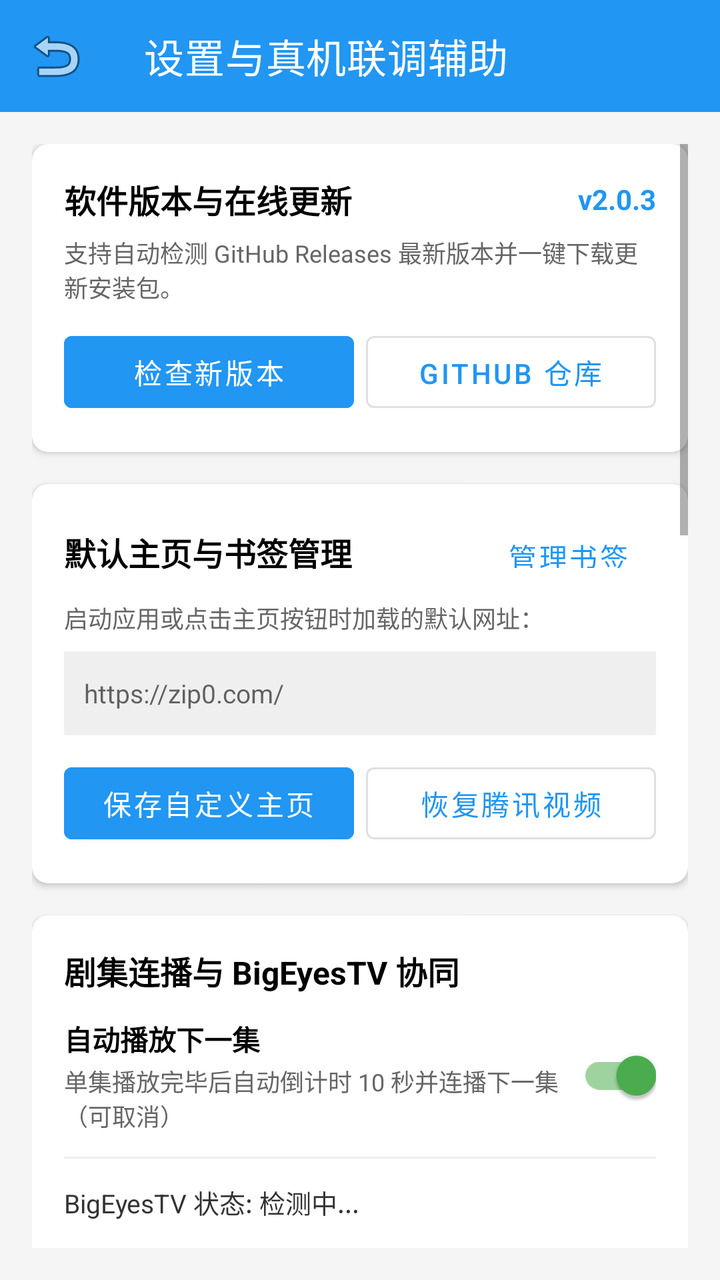
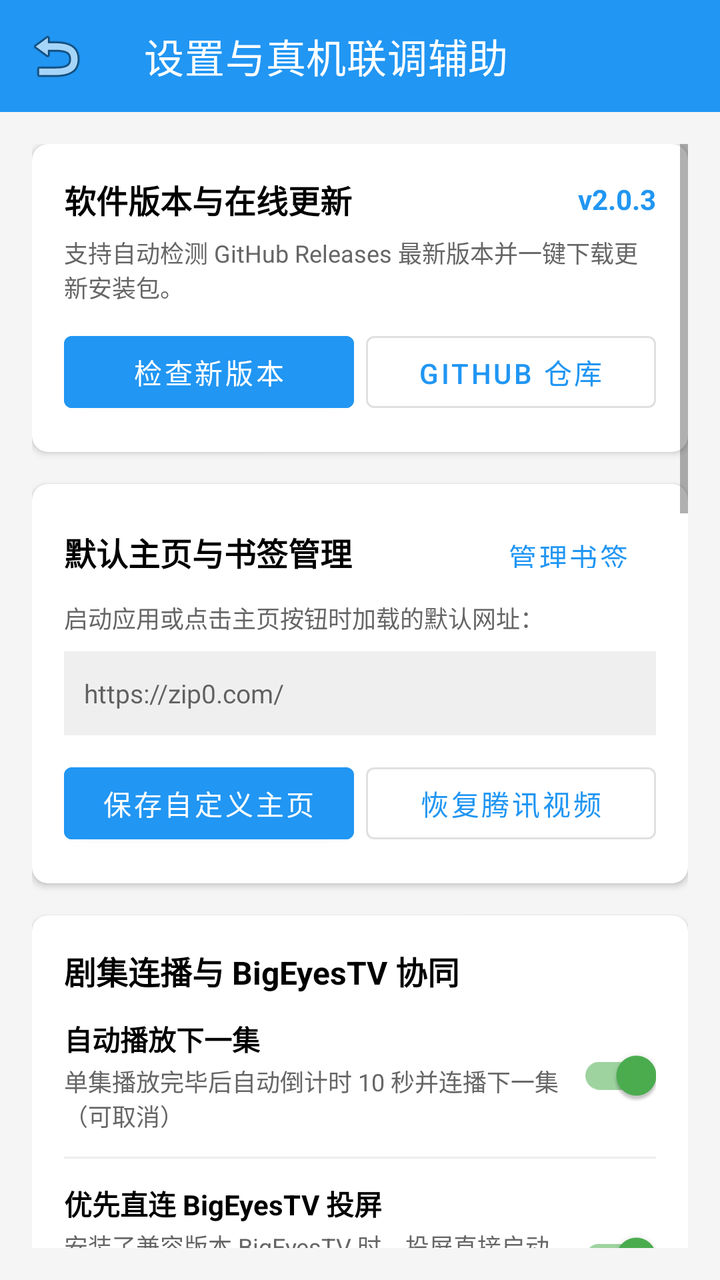

An Android layout rendered at two revisions. The XML below is the earlier revision; the diff shows what the commit changed to produce the second picture.
<!-- AndroidManifest.xml: application theme Theme.BigEyes -->
<!-- res/layout/activity_settings.xml -->
<?xml version="1.0" encoding="utf-8"?>
<LinearLayout xmlns:android="http://schemas.android.com/apk/res/android"
    xmlns:app="http://schemas.android.com/apk/res-auto"
    android:layout_width="match_parent"
    android:layout_height="match_parent"
    android:orientation="vertical"
    android:background="#F5F5F5">

    <com.google.android.material.appbar.MaterialToolbar
        android:id="@+id/toolbar"
        android:layout_width="match_parent"
        android:layout_height="?attr/actionBarSize"
        android:background="@color/brand_primary"
        app:title="设置与真机联调辅助"
        app:titleTextColor="@color/white"
        app:navigationIcon="@android:drawable/ic_menu_revert" />

    <ScrollView
        android:layout_width="match_parent"
        android:layout_height="match_parent"
        android:padding="16dp">

        <LinearLayout
            android:layout_width="match_parent"
            android:layout_height="wrap_content"
            android:orientation="vertical">

            
            <androidx.cardview.widget.CardView
                android:layout_width="match_parent"
                android:layout_height="wrap_content"
                app:cardCornerRadius="8dp"
                app:cardElevation="2dp"
                android:layout_marginBottom="16dp">

                <LinearLayout
                    android:layout_width="match_parent"
                    android:layout_height="wrap_content"
                    android:orientation="vertical"
                    android:padding="16dp">

                    <LinearLayout
                        android:layout_width="match_parent"
                        android:layout_height="wrap_content"
                        android:orientation="horizontal"
                        android:gravity="center_vertical">

                        <TextView
                            android:layout_width="0dp"
                            android:layout_height="wrap_content"
                            android:layout_weight="1"
                            android:text="软件版本与在线更新"
                            android:textStyle="bold"
                            android:textSize="16sp"
                            android:textColor="@color/black" />

                        <TextView
                            android:id="@+id/tv_app_version"
                            android:layout_width="wrap_content"
                            android:layout_height="wrap_content"
                            android:text="v2.0.3"
                            android:textColor="@color/brand_primary"
                            android:textStyle="bold"
                            android:textSize="14sp" />
                    </LinearLayout>

                    <TextView
                        android:id="@+id/tv_update_status"
                        android:layout_width="match_parent"
                        android:layout_height="wrap_content"
                        android:text="支持自动检测 GitHub Releases 最新版本并一键下载更新安装包。"
                        android:textColor="#666666"
                        android:textSize="12sp"
                        android:layout_marginTop="6dp" />

                    <LinearLayout
                        android:layout_width="match_parent"
                        android:layout_height="wrap_content"
                        android:orientation="horizontal"
                        android:layout_marginTop="10dp">

                        <Button
                            android:id="@+id/btn_check_update"
                            android:layout_width="0dp"
                            android:layout_height="wrap_content"
                            android:layout_weight="1"
                            android:text="检查新版本"
                            android:backgroundTint="@color/brand_primary"
                            android:layout_marginEnd="6dp" />

                        <Button
                            android:id="@+id/btn_open_github"
                            android:layout_width="0dp"
                            android:layout_height="wrap_content"
                            android:layout_weight="1"
                            android:text="GitHub 仓库"
                            style="@style/Widget.MaterialComponents.Button.OutlinedButton" />
                    </LinearLayout>

                </LinearLayout>
            </androidx.cardview.widget.CardView>

            
            <androidx.cardview.widget.CardView
                android:layout_width="match_parent"
                android:layout_height="wrap_content"
                app:cardCornerRadius="8dp"
                app:cardElevation="2dp"
                android:layout_marginBottom="16dp">

                <LinearLayout
                    android:layout_width="match_parent"
                    android:layout_height="wrap_content"
                    android:orientation="vertical"
                    android:padding="16dp">

                    <LinearLayout
                        android:layout_width="match_parent"
                        android:layout_height="wrap_content"
                        android:orientation="horizontal"
                        android:gravity="center_vertical">

                        <TextView
                            android:layout_width="0dp"
                            android:layout_height="wrap_content"
                            android:layout_weight="1"
                            android:text="默认主页与书签管理"
                            android:textStyle="bold"
                            android:textSize="16sp"
                            android:textColor="@color/black" />

                        <Button
                            android:id="@+id/btn_manage_bookmarks_in_settings"
                            android:layout_width="wrap_content"
                            android:layout_height="36dp"
                            android:text="管理书签"
                            style="@style/Widget.MaterialComponents.Button.TextButton" />
                    </LinearLayout>

                    <TextView
                        android:layout_width="match_parent"
                        android:layout_height="wrap_content"
                        android:text="启动应用或点击主页按钮时加载的默认网址："
                        android:textColor="#666666"
                        android:textSize="12sp"
                        android:layout_marginTop="6dp" />

                    <EditText
                        android:id="@+id/et_homepage_url"
                        android:layout_width="match_parent"
                        android:layout_height="42dp"
                        android:hint="https://zip0.com/"
                        android:textSize="13sp"
                        android:inputType="textUri"
                        android:singleLine="true"
                        android:background="#EFEFEF"
                        android:paddingHorizontal="10dp"
                        android:layout_marginTop="8dp" />

                    <LinearLayout
                        android:layout_width="match_parent"
                        android:layout_height="wrap_content"
                        android:orientation="horizontal"
                        android:layout_marginTop="10dp">

                        <Button
                            android:id="@+id/btn_save_homepage"
                            android:layout_width="0dp"
                            android:layout_height="wrap_content"
                            android:layout_weight="1"
                            android:text="保存自定义主页"
                            android:backgroundTint="@color/brand_primary"
                            android:layout_marginEnd="6dp" />

                        <Button
                            android:id="@+id/btn_reset_homepage"
                            android:layout_width="0dp"
                            android:layout_height="wrap_content"
                            android:layout_weight="1"
                            android:text="恢复腾讯视频"
                            style="@style/Widget.MaterialComponents.Button.OutlinedButton" />
                    </LinearLayout>

                </LinearLayout>
            </androidx.cardview.widget.CardView>

            
            <androidx.cardview.widget.CardView
                android:layout_width="match_parent"
                android:layout_height="wrap_content"
                app:cardCornerRadius="8dp"
                app:cardElevation="2dp"
                android:layout_marginBottom="16dp">

                <LinearLayout
                    android:layout_width="match_parent"
                    android:layout_height="wrap_content"
                    android:orientation="vertical"
                    android:padding="16dp">

                    <TextView
                        android:layout_width="wrap_content"
                        android:layout_height="wrap_content"
                        android:text="剧集连播与 BigEyesTV 协同"
                        android:textStyle="bold"
                        android:textSize="16sp"
                        android:textColor="@color/black" />

                    
                    <LinearLayout
                        android:layout_width="match_parent"
                        android:layout_height="wrap_content"
                        android:orientation="horizontal"
                        android:gravity="center_vertical"
                        android:layout_marginTop="12dp">

                        <LinearLayout
                            android:layout_width="0dp"
                            android:layout_height="wrap_content"
                            android:layout_weight="1"
                            android:orientation="vertical">

                            <TextView
                                android:layout_width="wrap_content"
                                android:layout_height="wrap_content"
                                android:text="自动播放下一集"
                                android:textStyle="bold"
                                android:textColor="@color/black"
                                android:textSize="14sp" />

                            <TextView
                                android:layout_width="wrap_content"
                                android:layout_height="wrap_content"
                                android:text="单集播放完毕后自动倒计时 10 秒并连播下一集（可取消）"
                                android:textColor="#666666"
                                android:textSize="12sp"
                                android:layout_marginTop="2dp" />
                        </LinearLayout>

                        <com.google.android.material.switchmaterial.SwitchMaterial
                            android:id="@+id/switch_auto_play_next"
                            android:layout_width="wrap_content"
                            android:layout_height="wrap_content"
                            android:checked="true" />
                    </LinearLayout>

                    <View
                        android:layout_width="match_parent"
                        android:layout_height="1dp"
                        android:background="#EEEEEE"
                        android:layout_marginVertical="12dp" />

                    
                    <TextView
                        android:id="@+id/tv_bigeyes_tv_status"
                        android:layout_width="match_parent"
                        android:layout_height="wrap_content"
                        android:text="BigEyesTV 状态: 检测中..."
                        android:textColor="#333333"
                        android:textSize="13sp" />

                    <LinearLayout
                        android:layout_width="match_parent"
                        android:layout_height="wrap_content"
                        android:orientation="horizontal"
                        android:layout_marginTop="8dp">

                        <Button
                            android:id="@+id/btn_test_bigeyes_tv"
                            android:layout_width="0dp"
                            android:layout_height="wrap_content"
                            android:layout_weight="1"
                            android:text="启动 BigEyesTV"
                            style="@style/Widget.MaterialComponents.Button.OutlinedButton"
                            android:layout_marginEnd="6dp" />

                        <Button
                            android:id="@+id/btn_clear_history"
                            android:layout_width="0dp"
                            android:layout_height="wrap_content"
                            android:layout_weight="1"
                            android:text="清空播放历史"
                            style="@style/Widget.MaterialComponents.Button.TextButton"
                            android:textColor="#FF5252" />
                    </LinearLayout>

                </LinearLayout>
            </androidx.cardview.widget.CardView>

            
            <androidx.cardview.widget.CardView
                android:layout_width="match_parent"
                android:layout_height="wrap_content"
                app:cardCornerRadius="8dp"
                app:cardElevation="2dp"
                android:layout_marginBottom="16dp">

                <LinearLayout
                    android:layout_width="match_parent"
                    android:layout_height="wrap_content"
                    android:orientation="vertical"
                    android:padding="16dp">

                    <TextView
                        android:layout_width="wrap_content"
                        android:layout_height="wrap_content"
                        android:text="① 本地代理服务 (VLC 联调专用)"
                        android:textStyle="bold"
                        android:textSize="16sp"
                        android:textColor="@color/black" />

                    <TextView
                        android:id="@+id/tv_local_server_info"
                        android:layout_width="match_parent"
                        android:layout_height="wrap_content"
                        android:text="本机局域网 IP: 获取中...\n内嵌代理端口: 8765\n代理根地址: http://127.0.0.1:8765"
                        android:textColor="#333333"
                        android:textSize="13sp"
                        android:layout_marginTop="6dp" />

                    <TextView
                        android:id="@+id/tv_vlc_m3u8_url"
                        android:layout_width="match_parent"
                        android:layout_height="wrap_content"
                        android:text="VLC 播放地址: (请先在浏览器中嗅探并播放视频)"
                        android:textColor="@color/brand_primary"
                        android:textStyle="bold"
                        android:textSize="12sp"
                        android:background="#E8F0FE"
                        android:padding="8dp"
                        android:layout_marginTop="8dp" />

                    <LinearLayout
                        android:layout_width="match_parent"
                        android:layout_height="wrap_content"
                        android:orientation="horizontal"
                        android:layout_marginTop="10dp">

                        <Button
                            android:id="@+id/btn_copy_vlc_url"
                            android:layout_width="0dp"
                            android:layout_height="wrap_content"
                            android:layout_weight="1"
                            android:text="复制 VLC 播放地址"
                            android:backgroundTint="@color/brand_primary"
                            android:layout_marginEnd="6dp" />

                        <Button
                            android:id="@+id/btn_copy_base_url"
                            android:layout_width="0dp"
                            android:layout_height="wrap_content"
                            android:layout_weight="1"
                            android:text="复制 IP:Port 前缀"
                            style="@style/Widget.MaterialComponents.Button.OutlinedButton" />
                    </LinearLayout>

                </LinearLayout>
            </androidx.cardview.widget.CardView>

            
            <androidx.cardview.widget.CardView
                android:layout_width="match_parent"
                android:layout_height="wrap_content"
                app:cardCornerRadius="8dp"
                app:cardElevation="2dp"
                android:layout_marginBottom="16dp">

                <LinearLayout
                    android:layout_width="match_parent"
                    android:layout_height="wrap_content"
                    android:orientation="vertical"
                    android:padding="16dp">

                    <TextView
                        android:layout_width="wrap_content"
                        android:layout_height="wrap_content"
                        android:text="② 最近一次嗅探候选与防盗链 Header"
                        android:textStyle="bold"
                        android:textSize="16sp"
                        android:textColor="@color/black" />

                    <TextView
                        android:id="@+id/tv_candidate_details"
                        android:layout_width="match_parent"
                        android:layout_height="wrap_content"
                        android:textSize="12sp"
                        android:typeface="monospace"
                        android:background="#F8F9FA"
                        android:padding="8dp"
                        android:layout_marginTop="8dp"
                        android:textColor="#222222"
                        android:text="暂无嗅探候选。在浏览器中播放视频后，此处将自动展示完整的 StreamID、原始 URL 及 Referer/UA/Cookie 上下文。" />

                    <LinearLayout
                        android:layout_width="match_parent"
                        android:layout_height="wrap_content"
                        android:orientation="horizontal"
                        android:layout_marginTop="10dp">

                        <Button
                            android:id="@+id/btn_copy_orig_url"
                            android:layout_width="0dp"
                            android:layout_height="wrap_content"
                            android:layout_weight="1"
                            android:text="复制原始 M3U8"
                            style="@style/Widget.MaterialComponents.Button.OutlinedButton"
                            android:layout_marginEnd="6dp" />

                        <Button
                            android:id="@+id/btn_copy_all_candidate_info"
                            android:layout_width="0dp"
                            android:layout_height="wrap_content"
                            android:layout_weight="1"
                            android:text="复制完整抓包参数"
                            style="@style/Widget.MaterialComponents.Button.OutlinedButton" />
                    </LinearLayout>

                </LinearLayout>
            </androidx.cardview.widget.CardView>

            
            <androidx.cardview.widget.CardView
                android:layout_width="match_parent"
                android:layout_height="wrap_content"
                app:cardCornerRadius="8dp"
                app:cardElevation="2dp"
                android:layout_marginBottom="16dp">

                <LinearLayout
                    android:layout_width="match_parent"
                    android:layout_height="wrap_content"
                    android:orientation="vertical"
                    android:padding="16dp">

                    <LinearLayout
                        android:layout_width="match_parent"
                        android:layout_height="wrap_content"
                        android:orientation="horizontal"
                        android:gravity="center_vertical">

                        <TextView
                            android:layout_width="0dp"
                            android:layout_height="wrap_content"
                            android:layout_weight="1"
                            android:text="③ 局域网 DLNA 设备扫描 (Kodi/电视)"
                            android:textStyle="bold"
                            android:textSize="16sp"
                            android:textColor="@color/black" />

                        <Button
                            android:id="@+id/btn_add_manual_device"
                            android:layout_width="wrap_content"
                            android:layout_height="36dp"
                            android:text="手动添加"
                            style="@style/Widget.MaterialComponents.Button.TextButton"
                            android:layout_marginEnd="4dp" />

                        <Button
                            android:id="@+id/btn_rescan_dlna"
                            android:layout_width="wrap_content"
                            android:layout_height="36dp"
                            android:text="立即扫描"
                            style="@style/Widget.MaterialComponents.Button.TextButton" />
                    </LinearLayout>

                    <TextView
                        android:id="@+id/tv_dlna_device_list"
                        android:layout_width="match_parent"
                        android:layout_height="wrap_content"
                        android:textSize="12sp"
                        android:typeface="monospace"
                        android:background="#F8F9FA"
                        android:padding="8dp"
                        android:layout_marginTop="8dp"
                        android:textColor="#333333"
                        android:text="点击“立即扫描”或等待后台定时探测局域网内开机的电视/Kodi 设备..." />

                </LinearLayout>
            </androidx.cardview.widget.CardView>

            
            <androidx.cardview.widget.CardView
                android:layout_width="match_parent"
                android:layout_height="wrap_content"
                app:cardCornerRadius="8dp"
                app:cardElevation="2dp"
                android:layout_marginBottom="16dp">

                <LinearLayout
                    android:layout_width="match_parent"
                    android:layout_height="wrap_content"
                    android:orientation="vertical"
                    android:padding="16dp">

                    <TextView
                        android:layout_width="wrap_content"
                        android:layout_height="wrap_content"
                        android:text="④ 锁屏与后台保活保障"
                        android:textStyle="bold"
                        android:textSize="16sp"
                        android:textColor="@color/black" />

                    <TextView
                        android:layout_width="wrap_content"
                        android:layout_height="wrap_content"
                        android:text="BigEyes 投屏期间自动维持 15 分钟动态滑动 WakeLock 并随分片请求自动续期，30 分钟无活动自动释放。建议开启后台无限制白名单以防电视断流。"
                        android:textColor="#666666"
                        android:textSize="12sp"
                        android:layout_marginTop="4dp" />

                    <Button
                        android:id="@+id/btn_ignore_battery"
                        android:layout_width="match_parent"
                        android:layout_height="wrap_content"
                        android:text="申请忽略电池优化 (防锁屏断流)"
                        android:layout_marginTop="12dp"
                        android:backgroundTint="@color/brand_secondary" />

                </LinearLayout>
            </androidx.cardview.widget.CardView>

            
            <androidx.cardview.widget.CardView
                android:layout_width="match_parent"
                android:layout_height="wrap_content"
                app:cardCornerRadius="8dp"
                app:cardElevation="2dp"
                android:layout_marginBottom="16dp">

                <LinearLayout
                    android:layout_width="match_parent"
                    android:layout_height="wrap_content"
                    android:orientation="vertical"
                    android:padding="16dp">

                    <LinearLayout
                        android:layout_width="match_parent"
                        android:layout_height="wrap_content"
                        android:orientation="horizontal"
                        android:gravity="center_vertical">

                        <TextView
                            android:layout_width="0dp"
                            android:layout_height="wrap_content"
                            android:layout_weight="1"
                            android:text="⑤ 分片缓存与抓包日志"
                            android:textStyle="bold"
                            android:textSize="16sp"
                            android:textColor="@color/black" />

                        <Button
                            android:id="@+id/btn_clear_logs"
                            android:layout_width="wrap_content"
                            android:layout_height="36dp"
                            android:text="清空抓包"
                            style="@style/Widget.MaterialComponents.Button.TextButton" />
                    </LinearLayout>

                    <LinearLayout
                        android:layout_width="match_parent"
                        android:layout_height="wrap_content"
                        android:orientation="horizontal"
                        android:gravity="center_vertical"
                        android:layout_marginTop="6dp">

                        <TextView
                            android:id="@+id/tv_cache_info"
                            android:layout_width="0dp"
                            android:layout_height="wrap_content"
                            android:layout_weight="1"
                            android:text="缓存占用: 0 MB / 300 MB"
                            android:textSize="13sp"
                            android:textColor="#555555" />

                        <Button
                            android:id="@+id/btn_clear_cache"
                            android:layout_width="wrap_content"
                            android:layout_height="36dp"
                            android:text="清理缓存"
                            style="@style/Widget.MaterialComponents.Button.OutlinedButton" />
                    </LinearLayout>

                    <TextView
                        android:id="@+id/tv_debug_logs"
                        android:layout_width="match_parent"
                        android:layout_height="wrap_content"
                        android:textSize="11sp"
                        android:typeface="monospace"
                        android:background="#EFEFEF"
                        android:padding="8dp"
                        android:layout_marginTop="8dp"
                        android:textColor="#333333"
                        android:text="暂无历史抓包记录。" />

                </LinearLayout>
            </androidx.cardview.widget.CardView>

        </LinearLayout>
    </ScrollView>

</LinearLayout>
<!-- resources referenced by this layout -->
<resources>
  <color name="black">#FF000000</color>
  <color name="brand_primary">#FF2196F3</color>
  <color name="brand_secondary">#FF4CAF50</color>
  <color name="white">#FFFFFFFF</color>
  <style name="Theme.BigEyes" parent="Theme.MaterialComponents.DayNight.NoActionBar">
          <item name="colorPrimary">@color/brand_primary</item>
          <item name="colorPrimaryVariant">@color/purple_700</item>
          <item name="colorOnPrimary">@color/white</item>
          <item name="colorSecondary">@color/brand_secondary</item>
          <item name="colorSecondaryVariant">@color/teal_700</item>
          <item name="colorOnSecondary">@color/black</item>
          <item name="android:statusBarColor">?attr/colorPrimaryVariant</item>
      </style>
  <color name="purple_700">#FF3700B3</color>
  <color name="teal_700">#FF018786</color>
</resources>

<!-- the commit's change to res/layout/activity_settings.xml (unified diff, before → after) -->
@@ -244,6 +244,49 @@
                             android:checked="true" />
                     </LinearLayout>
 
+                    
+                    <View
+                        android:layout_width="match_parent"
+                        android:layout_height="1dp"
+                        android:background="#EEEEEE"
+                        android:layout_marginVertical="12dp" />
+
+                    <LinearLayout
+                        android:layout_width="match_parent"
+                        android:layout_height="wrap_content"
+                        android:orientation="horizontal"
+                        android:gravity="center_vertical">
+
+                        <LinearLayout
+                            android:layout_width="0dp"
+                            android:layout_height="wrap_content"
+                            android:layout_weight="1"
+                            android:orientation="vertical">
+
+                            <TextView
+                                android:layout_width="wrap_content"
+                                android:layout_height="wrap_content"
+                                android:text="优先直连 BigEyesTV 投屏"
+                                android:textStyle="bold"
+                                android:textColor="@color/black"
+                                android:textSize="14sp" />
+
+                            <TextView
+                                android:layout_width="wrap_content"
+                                android:layout_height="wrap_content"
+                                android:text="安装了兼容版本 BigEyesTV 时，投屏直接启动电视端播放（支持防盗链请求头透传与播放状态回传）；关闭则始终走本地代理 DLNA 推送"
+                                android:textColor="#666666"
+                                android:textSize="12sp"
+                                android:layout_marginTop="2dp" />
+                        </LinearLayout>
+
+                        <com.google.android.material.switchmaterial.SwitchMaterial
+                            android:id="@+id/switch_prefer_bigeyes_tv"
+                            android:layout_width="wrap_content"
+                            android:layout_height="wrap_content"
+                            android:checked="true" />
+                    </LinearLayout>
+
                     <View
                         android:layout_width="match_parent"
                         android:layout_height="1dp"
